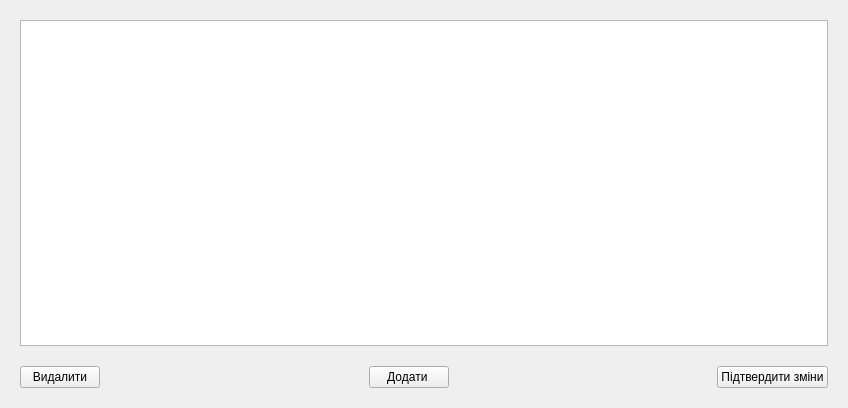
This is src/View/MenuAdmin/menusupplier.ui in Fyz-dev/GunStore as Qt 5 draws it before an edit. The edited form follows.
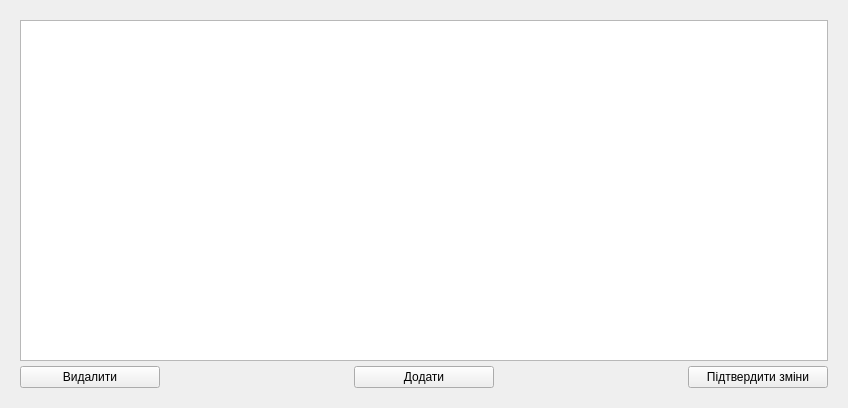
This is the edited form.

```diff
--- a/src/View/MenuAdmin/menusupplier.ui
+++ b/src/View/MenuAdmin/menusupplier.ui
@@ -31,13 +31,25 @@
    </property>
    <item>
     <layout class="QVBoxLayout" name="verticalLayout_10">
+     <property name="spacing">
+      <number>5</number>
+     </property>
      <item>
       <widget class="QTableView" name="tableViewSupplier"/>
      </item>
      <item>
       <layout class="QHBoxLayout" name="horizontalLayout_12">
+       <property name="spacing">
+        <number>0</number>
+       </property>
        <item>
         <widget class="QPushButton" name="buttonRemoveSupplier">
+         <property name="minimumSize">
+          <size>
+           <width>140</width>
+           <height>0</height>
+          </size>
+         </property>
          <property name="text">
           <string>Видалити</string>
          </property>
@@ -58,8 +70,14 @@
        </item>
        <item>
         <widget class="QPushButton" name="buttonAddSupplier">
+         <property name="minimumSize">
+          <size>
+           <width>140</width>
+           <height>0</height>
+          </size>
+         </property>
          <property name="text">
-          <string>Додати </string>
+          <string>Додати</string>
          </property>
         </widget>
        </item>
@@ -78,6 +96,12 @@
        </item>
        <item>
         <widget class="QPushButton" name="buttonApplyChanges">
+         <property name="minimumSize">
+          <size>
+           <width>140</width>
+           <height>0</height>
+          </size>
+         </property>
          <property name="text">
           <string>Підтвердити зміни</string>
          </property>
```
